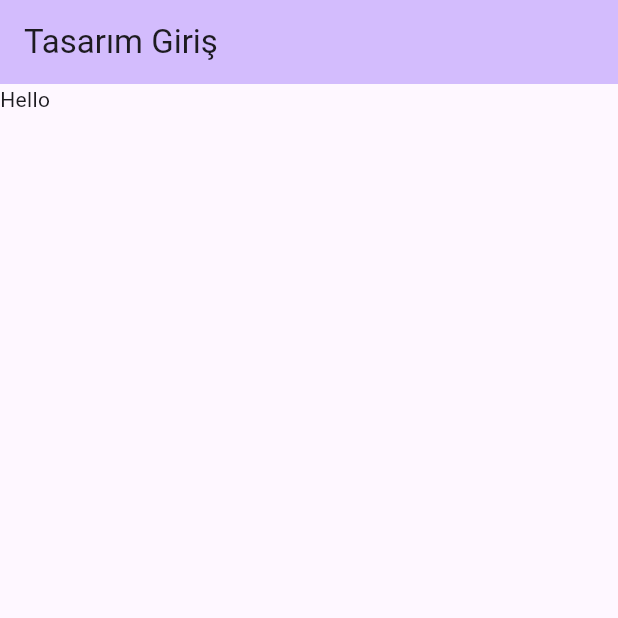
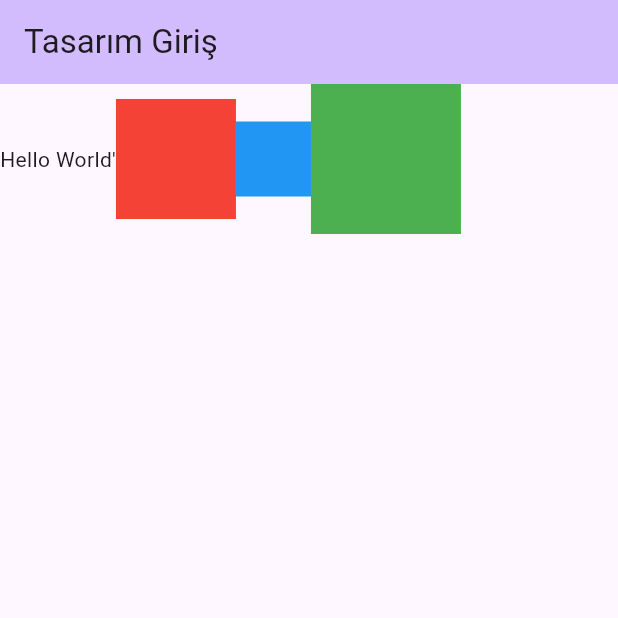
Before and after one commit to SERENGOKYILDIZ/FLUTTER_ANDROID_DESIGN, a Flutter app: the screen it shows after launch, on a phone screen of 412 x 824 dp, the top half of it. Run offline on Flutter 3.47's test engine with Material 3 defaults, Android fonts, the phone set to English and light mode, and no system bars.

Commit message:
Learned Row

```diff
--- a/lib/main.dart
+++ b/lib/main.dart
@@ -37,7 +37,14 @@
         title: Text(widget.title),
       ),
       body:
-        Text("Hello"),
+        Row( /////-> Sütun sütun dizilir
+          children: [
+            Text("Hello World'"),
+            Container(width: 80, height: 80, color: Colors.red),
+            Container(width: 50, height: 50, color: Colors.blue),
+            Container(width: 100, height: 100, color: Colors.green),
+          ],
+        )
     );
   }
 }
```
